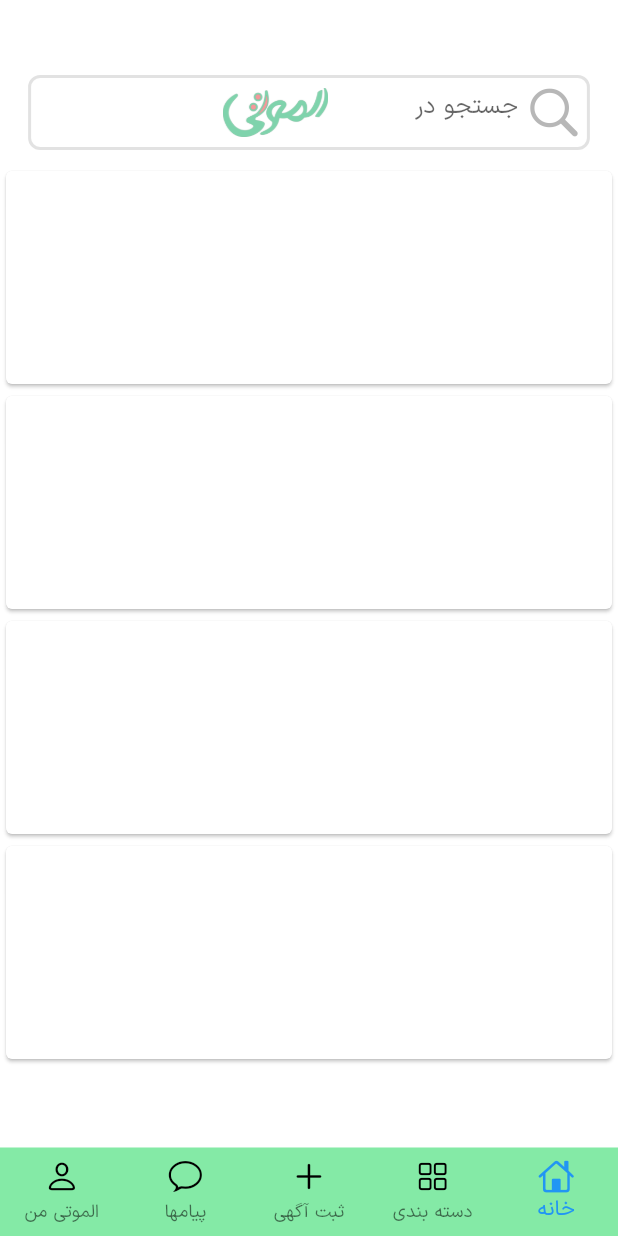
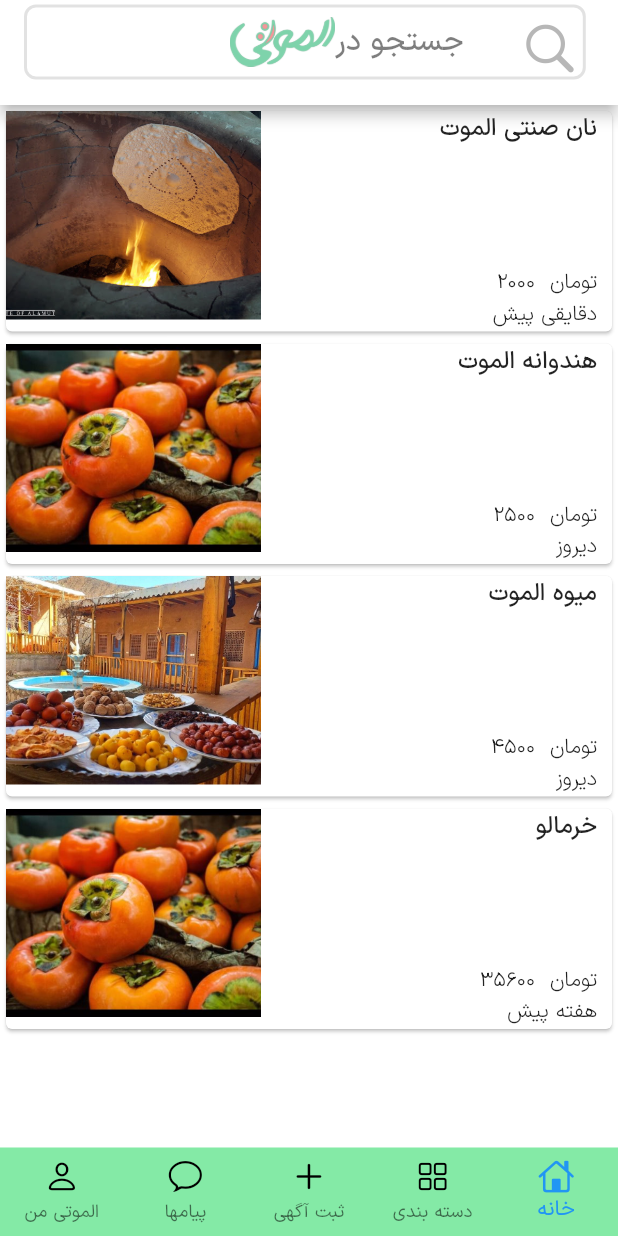
Before and after one commit to abolfazlrezaeiv/alamutiMobile, a Flutter app: the screen it shows after launch, on a phone screen of 412 x 824 dp. Run offline on Flutter 3.47's test engine with Material 2 defaults, Android fonts, the light colour scheme and no system bars.

Commit message:
some ui changes main page

```diff
--- a/lib/Advertisement.dart
+++ b/lib/Advertisement.dart
@@ -32,7 +32,7 @@ var ads = [
       description:
           '''یك كارشناس گیاهان دارویی درباره خاصیت های گیاه هندوانه كوهی به ایسنا گفت: رنگ میوه آن سبز با خطوط موازی سبز و یا زرد كمرنگ است و داخل آن قرمز و پر از دانه های كوچك و لزج است. با وجود ظاهر كوچكش، ریشه بسیار محكم و طولانی با پوست ضخیم دارد كه اغلب پس از خشك شدن از مغز چوبی آن جدا می شود.''',
       id: 2,
-      photo: 'assets/photos/melon.jpeg',
+      photo: 'assets/photos/khormalo.jpeg',
       price: 2500,
       title: 'هندوانه الموت'),
   Advertisement(
--- a/lib/main.dart
+++ b/lib/main.dart
@@ -31,47 +31,52 @@ class HomePage extends StatefulWidget {
 class _HomePageState extends State<HomePage> {
   int selectedTap = 4;
   bool isTyping = false;
+  TextEditingController _textEditingController = TextEditingController();
   @override
   Widget build(BuildContext context) {
+    var mq = MediaQuery.of(context).size.width / 3;
     return Scaffold(
       backgroundColor: Colors.white,
-      bottomNavigationBar: BottomNavigationBar(
-        elevation: 0,
-        type: BottomNavigationBarType.fixed,
-        currentIndex: selectedTap,
-        onTap: (value) {
-          setState(() {
-            selectedTap = value;
-          });
-        },
-        items: bottomTapItems,
-      ),
-      body: Padding(
-        padding: const EdgeInsets.only(top: 50.0),
-        child: Column(
-          children: [
-            Padding(
-              padding: const EdgeInsets.only(bottom: 10.0),
-              child: Container(
+      appBar: PreferredSize(
+        preferredSize: Size.fromHeight(70.0), // here the desired height
+        child: AppBar(
+          elevation: 4,
+          backgroundColor: Colors.white,
+          title: Container(
             height: 50,
             width: MediaQuery.of(context).size.width / 1.1,
             child: TextField(
+              controller: _textEditingController,
               onTap: () {
                 setState(() {
                   isTyping = true;
                 });
               },
-                  textAlign: TextAlign.right,
+              onSubmitted: (value) {
+                if (value == '') {
+                  setState(() {
+                    isTyping = false;
+                  });
+                }
+              },
+              textAlign: TextAlign.end,
               decoration: InputDecoration(
-                    hintText: 'جستجو در ',
                 prefixIcon: !isTyping
                     ? Padding(
-                            padding: const EdgeInsets.only(left: 130.0),
+                        padding: EdgeInsets.only(left: mq),
                         child: Opacity(
                           opacity: 0.5,
-                              child: Image.asset(
+                          child: Row(
+                            children: [
+                              Image.asset(
                                 'assets/logo/logo.png',
                                 width: 70,
+                              ),
+                              Text(
+                                'جستجو در',
+                                style: TextStyle(color: Colors.black),
+                              )
+                            ],
                           ),
                         ),
                       )
@@ -83,10 +88,16 @@ class _HomePageState extends State<HomePage> {
                     width: 2.0,
                   ),
                 ),
-                    suffixIcon: Icon(
+                suffixIcon: IconButton(
+                  icon: Icon(
                     CupertinoIcons.search,
                     size: 40,
                     color: Color.fromRGBO(112, 112, 112, 0.5),
+                  ),
+                  onPressed: () {
+                    FocusScope.of(context).unfocus();
+                    _textEditingController.clear();
+                  },
                 ),
                 enabledBorder: const OutlineInputBorder(
                   borderRadius: BorderRadius.all(Radius.circular(8)),
@@ -99,18 +110,71 @@ class _HomePageState extends State<HomePage> {
             ),
           ),
         ),
-            Expanded(
-              child: Container(
+      ),
+      bottomNavigationBar: BottomNavigationBar(
+        elevation: 0,
+        type: BottomNavigationBarType.fixed,
+        currentIndex: selectedTap,
+        onTap: (value) {
+          setState(() {
+            selectedTap = value;
+          });
+        },
+        items: bottomTapItems,
+      ),
+      body: Container(
+        width: MediaQuery.of(context).size.width / 0.6,
         child: ListView.builder(
           itemCount: ads.length,
           itemBuilder: (BuildContext context, int index) {
             return Container(
-                        height: 150.0, width: 100.0, child: Card());
-                  },
+                height: 155.0,
+                child: Card(
+                  child: Row(
+                    mainAxisAlignment: MainAxisAlignment.spaceBetween,
+                    crossAxisAlignment: CrossAxisAlignment.center,
+                    children: [
+                      Padding(
+                        padding: const EdgeInsets.only(bottom: 8.0),
+                        child: ClipRRect(
+                          borderRadius: BorderRadius.circular(0),
+                          child: Image.asset(
+                            ads[index].photo,
+                            width: 170,
+                            height: 200,
+                            fit: BoxFit.cover,
                           ),
                         ),
                       ),
+                      Padding(
+                        padding: const EdgeInsets.only(right: 10.0),
+                        child: Column(
+                          crossAxisAlignment: CrossAxisAlignment.end,
+                          children: [
+                            Text(
+                              ads[index].title,
+                              style: TextStyle(
+                                  fontWeight: FontWeight.w500, fontSize: 16),
+                            ),
+                            SizedBox(
+                              height: 80.0,
+                            ),
+                            Text(
+                              '${ads[index].price.toString()}  تومان',
+                              style: TextStyle(
+                                  fontFamily: 'IRANSansXFaNum',
+                                  fontWeight: FontWeight.w300),
+                            ),
+                            Text(ads[index].datePosted,
+                                style: TextStyle(
+                                    fontWeight: FontWeight.w200, fontSize: 14)),
                           ],
+                        ),
+                      )
+                    ],
+                  ),
+                ));
+          },
         ),
       ),
     );
--- a/pubspec.yaml
+++ b/pubspec.yaml
@@ -52,6 +52,10 @@ flutter:
 
   # To add assets to your application, add an assets section, like this:
   assets:
+    - assets/photos/bread.jpeg
+    - assets/photos/fruits.jpeg
+    - assets/photos/khormalo.jpeg
+    - assets/photos/melon.jpeg
     - assets/logo/logo.png
   #   - images/a_dot_ham.jpeg
 
```
Lines whose indentation alone changed are shown as unchanged.
